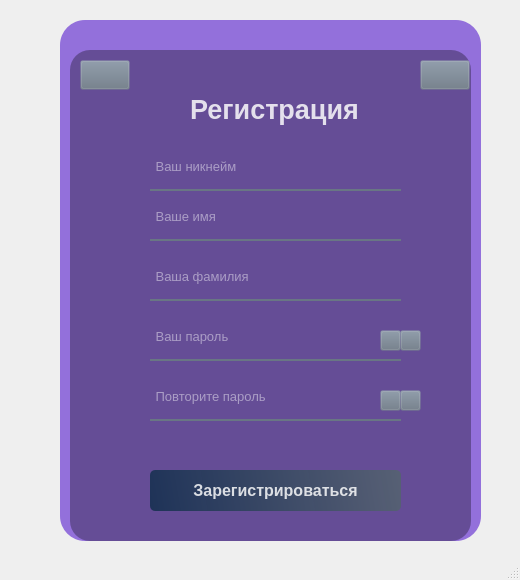
tixdim/QT_school, file Python_files/UI_files/SignUp.ui: the form before one commit.
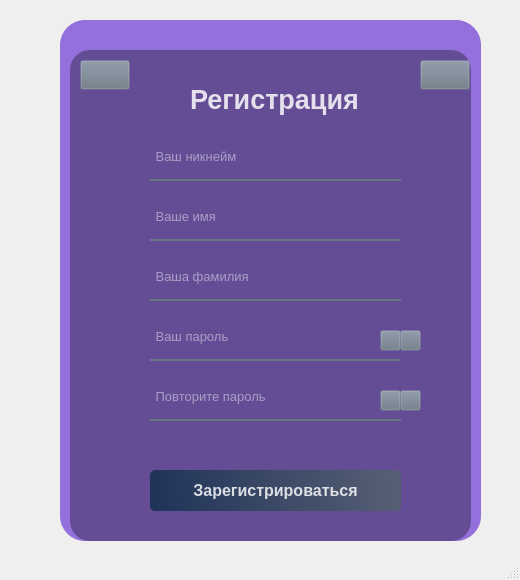
The form after the commit. Icons and pictures are not drawn.

Commit message: Доделал регистрацию

What changed in the file:
```diff
--- a/Python_files/UI_files/SignUp.ui
+++ b/Python_files/UI_files/SignUp.ui
@@ -154,7 +154,7 @@
      <property name="geometry">
       <rect>
        <x>119</x>
-       <y>80</y>
+       <y>70</y>
        <width>251</width>
        <height>40</height>
       </rect>
@@ -180,7 +180,7 @@
      <property name="geometry">
       <rect>
        <x>120</x>
-       <y>140</y>
+       <y>130</y>
        <width>251</width>
        <height>41</height>
       </rect>
```
Left out of the diff: 140 changed lines with no effect on the pictures. The commit also changes 2 other files.
